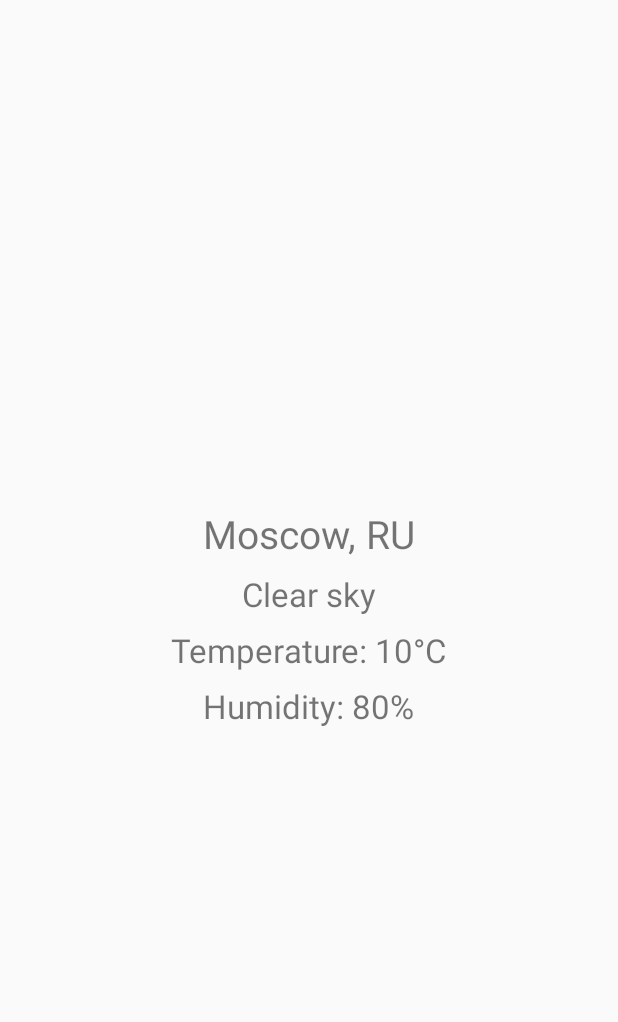
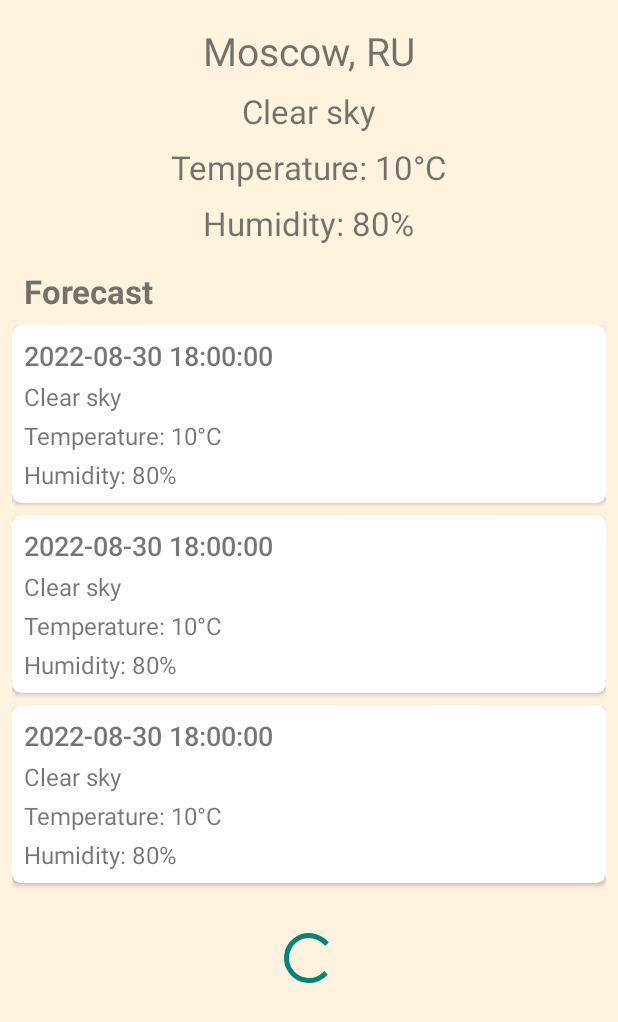
Before and after one commit to m8sergey/OpenWeatherApp, an Android app: the layout fragment_weather_forecast.xml on its own in the app's theme, with its tools: preview values and no code run, on a phone screen of 412 x 824 dp. Shown: the top 1022 px of the screen. Run offline under Robolectric (Android 15) with nearby library versions, the phone set to English and light mode, and no system bars.

Commit message:
Add: forecast, recyclerView, gson converter - seconds to LocalDateTime, NestedScrollView. Manifest: screen orientation only "portrait" Remove color link "@color/material_dynamic_tertiary70", because min API 31

```diff
--- a/app/src/main/AndroidManifest.xml
+++ b/app/src/main/AndroidManifest.xml
@@ -16,7 +16,8 @@
         tools:targetApi="31">
         <activity
             android:name=".MainActivity"
-            android:exported="true">
+            android:exported="true"
+            android:screenOrientation="portrait">
             <intent-filter>
                 <action android:name="android.intent.action.MAIN" />
 
--- a/app/src/main/kotlin/pet/openweatherapp/data/Entities.kt
+++ b/app/src/main/kotlin/pet/openweatherapp/data/Entities.kt
@@ -2,6 +2,7 @@ package pet.openweatherapp.data
 
 import android.os.Parcelable
 import kotlinx.parcelize.Parcelize
+import java.time.LocalDateTime
 
 @Parcelize
 data class WeatherForecast(
@@ -9,5 +10,6 @@ data class WeatherForecast(
     val countryCode: String,
     val weatherDescription: String,
     val temperature: Double,
-    val humidity: Int
+    val humidity: Int,
+    val dateTime: LocalDateTime
 ) : Parcelable
--- a/app/src/main/res/layout/fragment_weather_forecast.xml
+++ b/app/src/main/res/layout/fragment_weather_forecast.xml
@@ -1,17 +1,28 @@
 <?xml version="1.0" encoding="utf-8"?>
-<LinearLayout xmlns:android="http://schemas.android.com/apk/res/android"
+<FrameLayout xmlns:android="http://schemas.android.com/apk/res/android"
+    xmlns:app="http://schemas.android.com/apk/res-auto"
     xmlns:tools="http://schemas.android.com/tools"
     android:layout_width="match_parent"
     android:layout_height="match_parent"
-    android:orientation="vertical"
-    android:gravity="center">
+    android:background="@color/orange_50">
+
+    <androidx.core.widget.NestedScrollView
+        android:layout_width="match_parent"
+        android:layout_height="match_parent">
+
+        <LinearLayout
+            android:layout_width="match_parent"
+            android:layout_height="match_parent"
+            android:gravity="center"
+            android:orientation="vertical">
 
             <TextView
                 android:id="@+id/location_name"
                 android:layout_width="wrap_content"
                 android:layout_height="wrap_content"
+                android:layout_marginTop="16dp"
                 android:textSize="26sp"
-        tools:text="Moscow, RU"/>
+                tools:text="Moscow, RU" />
 
             <TextView
                 android:id="@+id/weather_description"
@@ -19,7 +30,7 @@
                 android:layout_height="wrap_content"
                 android:layout_marginTop="8dp"
                 android:textSize="22sp"
-        tools:text="Clear sky"/>
+                tools:text="Clear sky" />
 
             <TextView
                 android:id="@+id/temperature"
@@ -27,7 +38,7 @@
                 android:layout_height="wrap_content"
                 android:layout_marginTop="8dp"
                 android:textSize="22sp"
-        tools:text="Temperature: 10°C"/>
+                tools:text="Temperature: 10°C" />
 
             <TextView
                 android:id="@+id/humidity"
@@ -35,6 +46,36 @@
                 android:layout_height="wrap_content"
                 android:layout_marginTop="8dp"
                 android:textSize="22sp"
-        tools:text="Humidity: 80%"/>
+                tools:text="Humidity: 80%" />
+
+            <TextView
+                android:layout_width="wrap_content"
+                android:layout_height="wrap_content"
+                android:layout_gravity="start"
+                android:layout_marginStart="16dp"
+                android:layout_marginTop="16dp"
+                android:text="@string/forecast"
+                android:textSize="22sp"
+                android:textStyle="bold" />
+
+            <androidx.recyclerview.widget.RecyclerView
+                android:id="@+id/forecast_list"
+                android:layout_width="match_parent"
+                android:layout_height="wrap_content"
+                android:nestedScrollingEnabled="true"
+                android:overScrollMode="never"
+                android:padding="8dp"
+                app:layoutManager="androidx.recyclerview.widget.LinearLayoutManager"
+                tools:listitem="@layout/item_forecast" />
+
+            <ProgressBar
+                android:id="@+id/loader"
+                android:layout_width="40dp"
+                android:layout_height="40dp"
+                android:layout_marginTop="14dp" />
 
         </LinearLayout>
+
+    </androidx.core.widget.NestedScrollView>
+
+</FrameLayout>
--- /dev/null
+++ b/app/src/main/res/layout/item_forecast.xml
@@ -0,0 +1,51 @@
+<?xml version="1.0" encoding="utf-8"?>
+<androidx.cardview.widget.CardView xmlns:android="http://schemas.android.com/apk/res/android"
+    xmlns:app="http://schemas.android.com/apk/res-auto"
+    xmlns:tools="http://schemas.android.com/tools"
+    android:layout_width="match_parent"
+    android:layout_height="wrap_content"
+    app:cardCornerRadius="6dp"
+    android:elevation="6dp"
+    android:layout_marginBottom="8dp">
+
+    <LinearLayout
+        android:layout_width="wrap_content"
+        android:layout_height="wrap_content"
+        android:orientation="vertical"
+        android:layout_margin="8dp">
+
+        <TextView
+            android:id="@+id/date_time"
+            android:layout_width="wrap_content"
+            android:layout_height="wrap_content"
+            android:fontFamily="sans-serif-medium"
+            android:textSize="18sp"
+            tools:text="2022-08-30 18:00:00" />
+
+        <TextView
+            android:id="@+id/item_weather_description"
+            android:layout_width="wrap_content"
+            android:layout_height="wrap_content"
+            android:layout_marginTop="4dp"
+            android:textSize="16sp"
+            tools:text="Clear sky" />
+
+        <TextView
+            android:id="@+id/item_temperature"
+            android:layout_width="wrap_content"
+            android:layout_height="wrap_content"
+            android:layout_marginTop="4dp"
+            android:textSize="16sp"
+            tools:text="Temperature: 10°C" />
+
+        <TextView
+            android:id="@+id/item_humidity"
+            android:layout_width="wrap_content"
+            android:layout_height="wrap_content"
+            android:layout_marginTop="4dp"
+            android:textSize="16sp"
+            tools:text="Humidity: 80%" />
+
+    </LinearLayout>
+
+</androidx.cardview.widget.CardView>
--- a/app/src/main/res/values/colors.xml
+++ b/app/src/main/res/values/colors.xml
@@ -2,4 +2,6 @@
 <resources>
     <color name="black">#FF000000</color>
     <color name="white">#FFFFFFFF</color>
+    <color name="orange_50">#FFF3E0</color>
+
 </resources>
--- a/app/src/main/res/values/strings.xml
+++ b/app/src/main/res/values/strings.xml
@@ -8,4 +8,5 @@
     <string name="humidity_template">Humidity: %d%%</string>
     <string name="hot_found_message">Not found!</string>
     <string name="invalid_input_message">Invalid input!</string>
+    <string name="forecast">Forecast</string>
 </resources>
```
Also changed, not shown: app/src/main/kotlin/pet/openweatherapp/data/OpenWeatherMapAPI.kt (+7 -0 lines), app/src/main/kotlin/pet/openweatherapp/data/ResponseEntities.kt (+7 -3 lines), app/src/main/kotlin/pet/openweatherapp/data/WeatherRepository.kt (+38 -12 lines), app/src/main/kotlin/pet/openweatherapp/ui/ForecastAdapter.kt (added, +52 -0 lines), app/src/main/kotlin/pet/openweatherapp/ui/SearchFragment.kt (+2 -5 lines), app/src/main/kotlin/pet/openweatherapp/ui/WeatherForecastFragment.kt (+31 -8 lines), app/src/main/res/color/text_input_border.xml (+6 -1 lines). Lines whose indentation alone changed are shown as unchanged.
